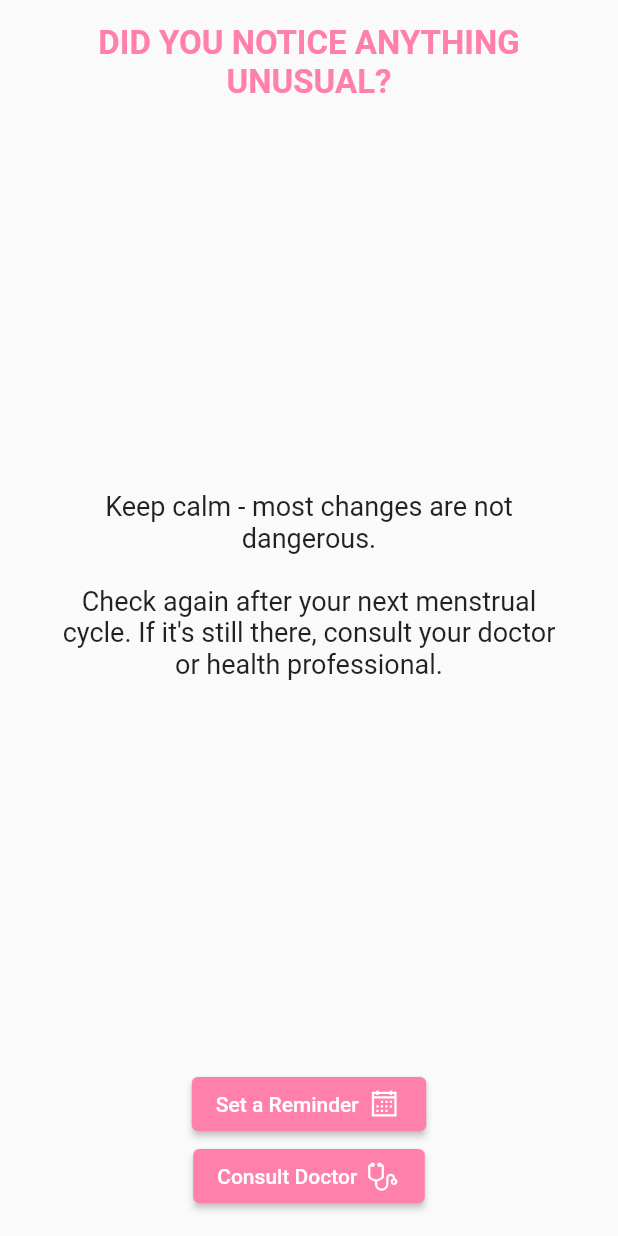
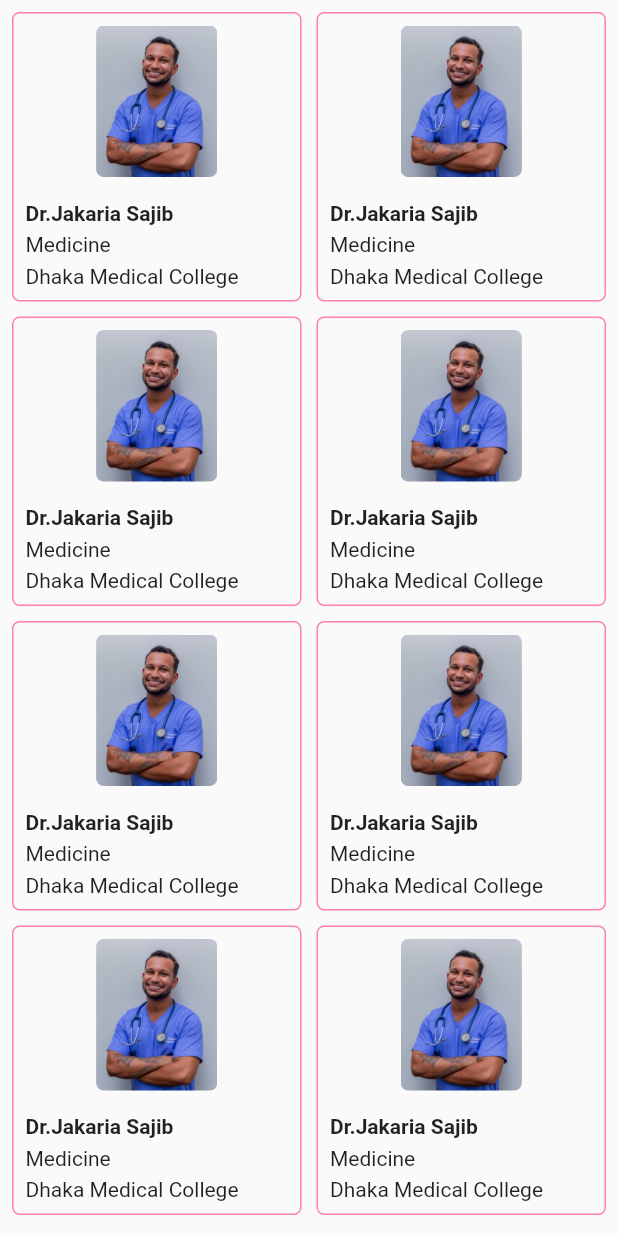
Before and after one commit to Emon526/Mother-Care-Flutter, a Flutter app: the SelfCheckFinish screen opened directly, after a tap on "Consult Doctor", on a phone screen of 412 x 824 dp. Run offline on Flutter 3.47's test engine with Material 2 defaults, Android fonts, the phone set to English and light mode, and no system bars; our stand-ins replace carousel_slider, firebase_core, firebase_storage, image_picker, line_icons, persistent_bottom_nav_bar and 1 more; missing offline and left inert: cool_stepper, firebase_ml_model_downloader, flutter_tflite; accounts and stored records are empty.

Commit message:
doctor page added

```diff
--- /dev/null
+++ b/lib/screens/doctors/doctor.dart
@@ -0,0 +1,12 @@
+import 'package:flutter/material.dart';
+
+class Doctor extends StatelessWidget {
+  const Doctor({super.key});
+
+  @override
+  Widget build(BuildContext context) {
+    return const Scaffold(
+      body: Placeholder(),
+    );
+  }
+}
--- /dev/null
+++ b/lib/screens/doctors/doctorslist.dart
@@ -0,0 +1,102 @@
+import 'dart:developer';
+
+import 'package:flutter/material.dart';
+import 'package:mothercare/screens/doctors/doctor.dart';
+
+class DoctorsList extends StatelessWidget {
+  const DoctorsList({super.key});
+
+  @override
+  Widget build(BuildContext context) {
+    return Scaffold(
+      body: SafeArea(
+        child: Padding(
+          padding: const EdgeInsets.all(8.0),
+          child: GridView.builder(
+            gridDelegate: const SliverGridDelegateWithFixedCrossAxisCount(
+              crossAxisCount: 2,
+              mainAxisSpacing: 10,
+              crossAxisSpacing: 10,
+            ),
+            itemCount: 15,
+            itemBuilder: (context, index) {
+              return _buildDoctorcard(
+                context: context,
+                onTap: () {
+                  Navigator.push(
+                    context,
+                    MaterialPageRoute(
+                      builder: (context) => const Doctor(),
+                    ),
+                  );
+                },
+              );
+            },
+          ),
+        ),
+      ),
+    );
+  }
+
+  Widget _buildDoctorcard(
+      {required BuildContext context, required Function onTap}) {
+    return InkWell(
+      borderRadius: BorderRadius.circular(5),
+      onTap: () {
+        onTap();
+      },
+      child: Container(
+        decoration: BoxDecoration(
+          border: Border.all(
+            color: Theme.of(context).primaryColor,
+          ),
+          borderRadius: BorderRadius.circular(5),
+        ),
+        child: Flex(
+          direction: Axis.vertical,
+          children: [
+            Flexible(
+              flex: 5,
+              child: Padding(
+                padding: const EdgeInsets.all(8.0),
+                child: ClipRRect(
+                  borderRadius: BorderRadius.circular(5),
+                  child: Image.asset(
+                    'assets/images/doctor.jpg',
+                    height: 400,
+                  ),
+                ),
+              ),
+            ),
+            Align(
+              alignment: Alignment.centerLeft,
+              child: Padding(
+                padding: const EdgeInsets.all(8.0),
+                child: Column(
+                  crossAxisAlignment: CrossAxisAlignment.start,
+                  mainAxisAlignment: MainAxisAlignment.center,
+                  children: const [
+                    Text(
+                      'Dr.Jakaria Sajib',
+                      style: TextStyle(
+                        fontWeight: FontWeight.bold,
+                      ),
+                    ),
+                    SizedBox(
+                      height: 5,
+                    ),
+                    Text('Medicine'),
+                    SizedBox(
+                      height: 5,
+                    ),
+                    Text('Dhaka Medical College'),
+                  ],
+                ),
+              ),
+            ),
+          ],
+        ),
+      ),
+    );
+  }
+}
--- a/lib/screens/selfcheck/self_check_finish.dart
+++ b/lib/screens/selfcheck/self_check_finish.dart
@@ -1,5 +1,7 @@
 import 'package:flutter/material.dart';
 import 'package:line_icons/line_icons.dart';
+
+import '../doctors/doctorslist.dart';
 
 class SelfCheckFinish extends StatelessWidget {
   const SelfCheckFinish({super.key});
@@ -51,7 +53,14 @@
             ),
           ),
           ElevatedButton(
-            onPressed: () {},
+            onPressed: () {
+              Navigator.push(
+                context,
+                MaterialPageRoute(
+                  builder: (context) => const DoctorsList(),
+                ),
+              );
+            },
             child: Row(
               mainAxisSize: MainAxisSize.min,
               children: const [
--- a/lib/widget/drawer_widget.dart
+++ b/lib/widget/drawer_widget.dart
@@ -4,6 +4,7 @@
 
 import '../providers/modelprovider.dart';
 import '../providers/themeprovider.dart';
+import '../screens/doctors/doctorslist.dart';
 import '../screens/memmographyscreening/memmography.dart';
 import 'themetile.dart';
 
@@ -62,9 +63,23 @@
               height: 10,
             ),
             _buildListtile(
-              iconData: LineIcons.calendarAlt,
-              tiletitle: 'Reminder',
-              onTap: () {},
+              iconData: LineIcons.stethoscope,
+              tiletitle: 'Doctors',
+              onTap: () {
+                Navigator.push(
+                  context,
+                  MaterialPageRoute(
+                    builder: (context) => const DoctorsList(),
+                  ),
+                );
+              },
+            ),
+            _buildListtile(
+              iconData: Icons.mobile_friendly,
+              tiletitle: 'Delete Model',
+              onTap: () {
+                context.read<ModelProvider>().deleteModel();
+              },
             ),
             _buildListtile(
               iconData: Icons.insights_outlined,
@@ -79,16 +94,9 @@
               },
             ),
             _buildListtile(
-              iconData: LineIcons.stethoscope,
-              tiletitle: 'Doctors',
+              iconData: LineIcons.calendarAlt,
+              tiletitle: 'Reminder',
               onTap: () {},
-            ),
-            _buildListtile(
-              iconData: Icons.mobile_friendly,
-              tiletitle: 'Delete Model',
-              onTap: () {
-                context.read<ModelProvider>().deleteModel();
-              },
             ),
             _buildListtile(
               tiletitle: 'Theme',
```
Also changed, not shown: assets/images/doctor.jpg (added).
